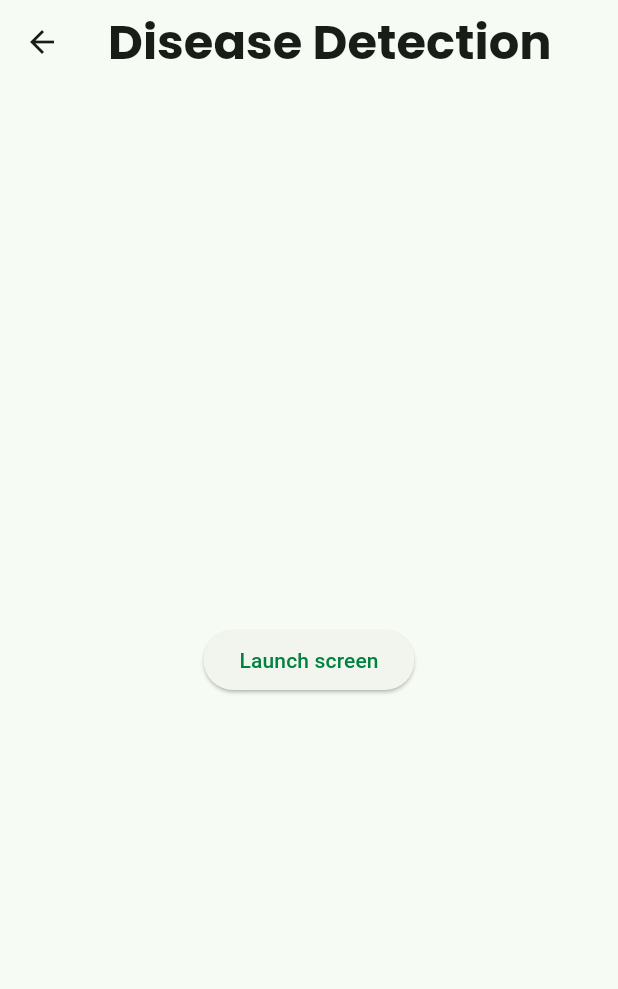
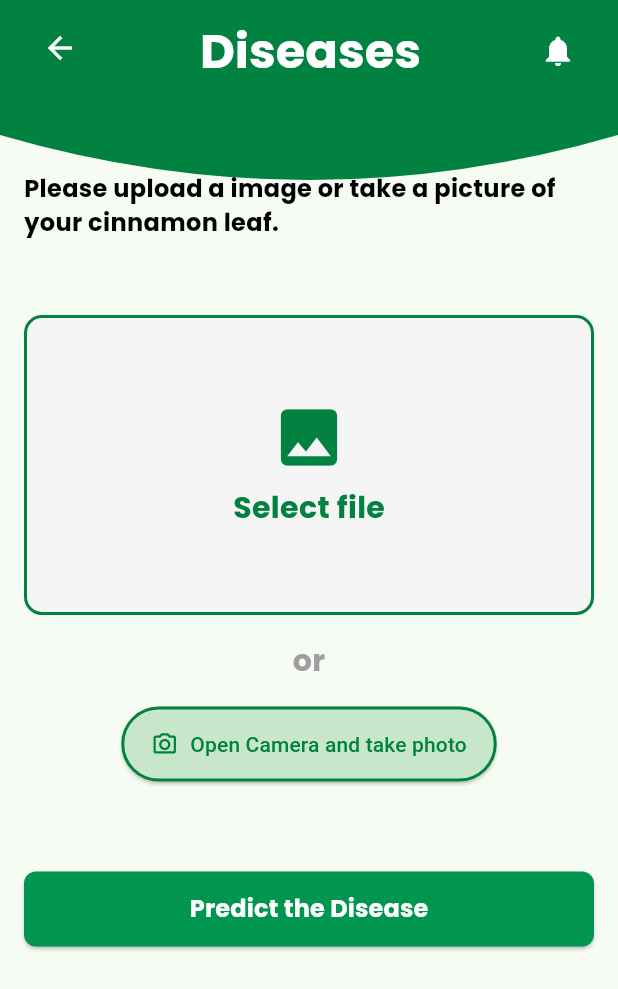
Before and after one commit to 24-25J-066-Research-Cinnex/Cinnex-MobileApp, a Flutter app: the DashboardScreen screen opened directly, after a tap on "Diseases", on a phone screen of 412 x 824 dp. Shown: the top 989 px of the screen. Run offline on Flutter 3.47's test engine with Material 3 defaults, Android fonts, the phone set to English and light mode, and no system bars; our stand-ins replace dropdown_button2, logger, motion_tab_bar_v2, shared_preferences, syncfusion_flutter_datepicker; accounts and stored records are empty; generated files the repository leaves out were written again.

```diff
--- a/lib/Dashboard/dashboard_screen.dart
+++ b/lib/Dashboard/dashboard_screen.dart
@@ -1,9 +1,11 @@
 import 'package:cinnex_mobile/Cinnamon%20Grades/cinnamon_grades_screen.dart';
 import 'package:cinnex_mobile/Cinnamon%20Species/cinnamon_species_screen.dart';
-import 'package:cinnex_mobile/Diseasse%20Ditection/diseasse_ditection_screen.dart';
+import 'package:cinnex_mobile/Disease%20Detection/disease_detection_screen.dart';
 import 'package:cinnex_mobile/Price%20Forecast/price_forecast_screen.dart';
 import 'package:cinnex_mobile/Shared/Widget/curved_appbar.dart';
 import 'package:flutter/material.dart';
+import 'package:flutter_gen/gen_l10n/app_localizations.dart';
+
 
 class DashboardScreen extends StatefulWidget {
   const DashboardScreen({super.key});
@@ -19,8 +21,8 @@ class _DashboardScreenState extends State<DashboardScreen> {
       body: Stack(
         children: [
           // Curved AppBar
-          const CurvedAppBar(
-            title: 'Dashboard',
+          CurvedAppBar(
+            title: AppLocalizations.of(context)!.dashboard,
             trailingIcon: Icons.notifications,
             onTrailingIconPressed: null, // Add action if needed
           ),
@@ -43,7 +45,7 @@ class _DashboardScreenState extends State<DashboardScreen> {
                           3 / 4, // Adjust aspect ratio for card size
                       children: [
                         _buildFeatureCard(
-                          title: 'Price Forecast',
+                          title: AppLocalizations.of(context)!.price_forecast,
                           imagePath: 'assets/images/Price Forecast Icon.png',
                           color: Theme.of(context).colorScheme.primary,
                           onTap: () {
@@ -57,7 +59,7 @@ class _DashboardScreenState extends State<DashboardScreen> {
                           },
                         ),
                         _buildFeatureCard(
-                          title: 'Cinnamon Grades',
+                          title: AppLocalizations.of(context)!.cinnamon_grades,
                           imagePath: 'assets/images/Disease Detection Icon.png',
                           color: Theme.of(context).colorScheme.primary,
                           onTap: () {
@@ -96,7 +98,7 @@ class _DashboardScreenState extends State<DashboardScreen> {
                               context,
                               MaterialPageRoute(
                                 builder: (context) =>
-                                const DiseaseDitectionScreen(),
+                                const DiseaseDetectionScreen(),
                               ),
                             );
                           },
--- /dev/null
+++ b/lib/Disease Detection/disease_detection_screen.dart
@@ -0,0 +1,150 @@
+import 'package:flutter/material.dart';
+import 'package:cinnex_mobile/Shared/Widget/custom_button.dart';
+import '../Shared/Widget/curved_appbar.dart';
+import 'package:flutter_gen/gen_l10n/app_localizations.dart';
+
+
+class DiseaseDetectionScreen extends StatefulWidget {
+  const DiseaseDetectionScreen({super.key});
+  @override
+  DiseaseDetectionScreenState createState() => DiseaseDetectionScreenState();
+}
+
+class DiseaseDetectionScreenState extends State<DiseaseDetectionScreen> {
+  @override
+  Widget build(BuildContext context) {
+    final theme = Theme.of(context);
+    final colorScheme = theme.colorScheme; // Access colors
+    //final textTheme = theme.textTheme; // Access text styles
+
+    return Scaffold(
+      body: Stack(
+        children: [
+          // Curved AppBar Background
+          CurvedAppBar(
+            title: AppLocalizations.of(context)!.cinnamon_diseases,
+            trailingIcon: Icons.notifications,
+            onTrailingIconPressed: null, // Add action if needed
+          ),
+          SafeArea(
+            child: Column(
+              children: [
+                // AppBar
+                Padding(
+                  padding: const EdgeInsets.symmetric(
+                      horizontal: 16.0, vertical: 8.0),
+                  child: Row(
+                    mainAxisAlignment: MainAxisAlignment.spaceBetween,
+                    children: [
+                      IconButton(
+                        onPressed: () {
+                          Navigator.pop(context);
+                        },
+                        icon: const Icon(Icons.arrow_back, color: Colors.white),
+                      ),
+                    ],
+                  ),
+                ),
+
+                const SizedBox(height: 50), // Space below AppBar
+
+                // Instruction Text
+                Padding(
+                  padding: EdgeInsets.symmetric(horizontal: 16.0),
+                  child: Text(
+                    AppLocalizations.of(context)!.cinnamon_diseases_content,
+                    style: TextStyle(
+                      fontSize: 16,
+                      fontWeight: FontWeight.bold,
+                    ),
+                  ),
+                ),
+
+                const SizedBox(height: 20), // Space before input fields
+
+                // Input Fields
+                Expanded(
+                  child: Padding(
+                    padding: const EdgeInsets.symmetric(horizontal: 16.0),
+                    child: Column(
+                      children: [
+                        const SizedBox(height: 30),
+                        GestureDetector(
+                          onTap: () {
+                            // Add file picker logic here
+                          },
+                          child: Container(
+                            height: 200,
+                            width: double.infinity,
+                            decoration: BoxDecoration(
+                              border: Border.all(color: colorScheme.primary, width: 2),
+                              borderRadius: BorderRadius.circular(12),
+                              color: Colors.grey[100],
+                            ),
+                            child: Column(
+                              mainAxisAlignment: MainAxisAlignment.center,
+                              children: [
+                                Icon(Icons.image, size: 50, color: colorScheme.primary),
+                                const SizedBox(height: 8),
+                                Text(
+                                  "Select file",
+                                  style: theme.textTheme.bodyMedium!.copyWith(
+                                    color: colorScheme.primary,
+                                    fontWeight: FontWeight.bold,
+                                  ),
+                                ),
+                              ],
+                            ),
+                          ),
+                        ),
+                        const SizedBox(height: 16),
+                        Text(
+                          "or",
+                          style: theme.textTheme.bodyMedium!.copyWith(
+                            color: Colors.grey,
+                          ),
+                        ),
+                        const SizedBox(height: 16),
+                        ElevatedButton.icon(
+                          onPressed: () {
+                            // Add camera functionality here
+                          },
+                          icon: const Icon(Icons.camera_alt_outlined),
+                          label: const Text("Open Camera and take photo"),
+                          style: ElevatedButton.styleFrom(
+                            backgroundColor: Colors.green[100],
+                            foregroundColor: colorScheme.primary,
+                            side: BorderSide(color: colorScheme.primary, width: 2),
+                            padding: const EdgeInsets.symmetric(
+                                horizontal: 20, vertical: 15),
+                          ),
+                        ),
+                        // Cinnamon Grade Dropdown
+
+                        const SizedBox(height: 30),
+
+                        // Region Dropdown
+
+                        const SizedBox(height: 30),
+
+                        // Predict Market Price Button
+                        CustomButton(
+                          text: AppLocalizations.of(context)!
+                              .cinnamon_diseases_button,
+                          onPressed: () {
+
+                          },
+                        ),
+                        const Spacer(), // Push the button to the bottom
+                      ],
+                    ),
+                  ),
+                ),
+              ],
+            ),
+          ),
+        ],
+      ),
+    );
+  }
+}
--- a/lib/Diseasse Ditection/diseasse_ditection_screen.dart
+++ /dev/null
@@ -1,27 +0,0 @@
-import 'package:flutter/material.dart';
-
-class DiseaseDitectionScreen extends StatefulWidget {
-  const DiseaseDitectionScreen({super.key});
-  @override
-  _DiseaseDitectionScreenState createState() => _DiseaseDitectionScreenState();
-}
-
-class _DiseaseDitectionScreenState extends State<DiseaseDitectionScreen> {
-  @override
-  Widget build(BuildContext context) {
-    return Scaffold(
-      appBar: AppBar(
-        title: const Text('Disease Detection'),
-      ),
-      body: Center(
-        child: ElevatedButton(
-          onPressed: () {
-            // Navigate to the second screen using a named route.
-            Navigator.pushNamed(context, '/second');
-          },
-          child: const Text('Launch screen'),
-        ),
-      ),
-    );
-  }
-}
--- a/lib/l10n/app_en.arb
+++ b/lib/l10n/app_en.arb
@@ -4,5 +4,25 @@
     "home": "Home",
     "dashboard": "Dashboard",
     "profile": "Profile",
-    "settings": "Settings"
+    "settings": "Settings",
+
+  "price_forecast": "Price Forecast",
+  "price_forecast_content": "Enter the required data to make a prediction",
+  "price_forecast_date": "Select Prediction Date",
+  "price_forecast_grade": "Select cinnamon Grade",
+  "price_forecast_region": "Select Your Region",
+  "price_forecast_button": "Predict Market Price",
+
+  "cinnamon_diseases": "Diseases",
+  "cinnamon_diseases_content": "Please upload a image or take a picture of your cinnamon leaf.",
+  "cinnamon_diseases_button": "Predict the Disease",
+
+
+
+
+
+  "cinnamon_grades": "Cinnamon Grades"
+
+
+
 }
--- a/lib/l10n/app_si.arb
+++ b/lib/l10n/app_si.arb
@@ -1,8 +1,23 @@
 {
   "title": "හෙලෝ",
   "message": "අපේ යෙදුමට සාදරයෙන් පිළිගනිමු!",
-    "home": "මුල් පිටුව",
-    "dashboard": "උපකරණ පුවරුව",
+    "home": "ප්\u200Dරධාන පිටුව",
+    "dashboard": "උපකරණ",
     "profile": "පැතිකඩ",
-    "settings": "සැකසුම්"
+    "settings": "සැකසුම්",
+
+  "price_forecast": "මිල අනාවැකිය",
+  "price_forecast_content": "අනාවැකියක් කිරීමට අවශ්\u200Dය දත්ත ඇතුලත් කරන්න",
+  "price_forecast_date": "අනාවැකි දිනය තෝරන්න",
+  "price_forecast_grade": "කුරුඳු ශ්\u200Dරේණිය තෝරන්න",
+  "price_forecast_region": "ඔබේ කලාපය තෝරන්න",
+  "price_forecast_button": "වෙළඳපල මිල පුරෝකථනය කරන්න",
+
+  "cinnamon_diseases": "රෝග විනිශ්චය",
+  "cinnamon_diseases_content": "කරුණාකර පින්තූරයක් උඩුගත කරන්න හෝ ඔබේ කුරුඳු කොළයේ පින්තූරයක් ගන්න.",
+  "cinnamon_diseases_button": "රෝගය පුරෝකථනය කරන්න",
+
+
+
+  "cinnamon_grades": "කුරුඳු ශ්\u200Dරේණි"
 }
--- a/lib/main.dart
+++ b/lib/main.dart
@@ -6,9 +6,6 @@ import 'package:motion_tab_bar_v2/motion-tab-bar.dart';
 import 'package:motion_tab_bar_v2/motion-tab-controller.dart';
 import 'package:flutter_localizations/flutter_localizations.dart';
 import 'package:flutter_gen/gen_l10n/app_localizations.dart';
-
-
-
 
 void main() {
   runApp(const MyApp());
```
Also changed, not shown: lib/Home/home_screen.dart (+10 -0 lines), lib/Price Forecast/price_forecast_screen.dart (+16 -9 lines), lib/Shared/Widget/custom_bottom_navbar.dart (deleted, +0 -44 lines).
